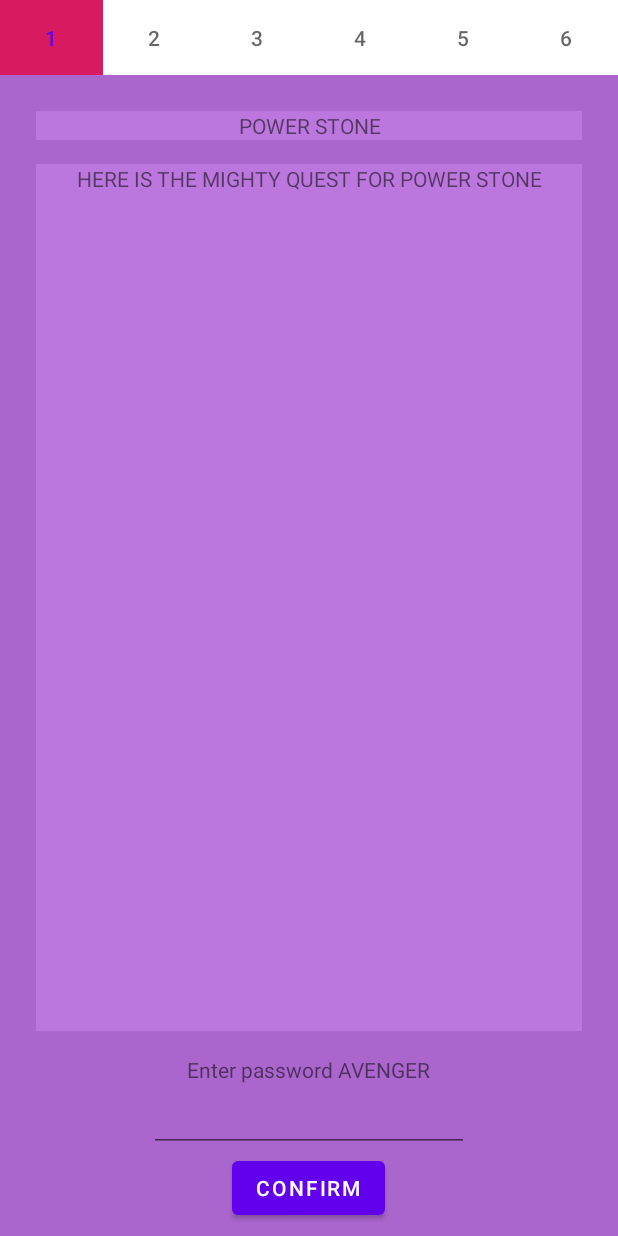
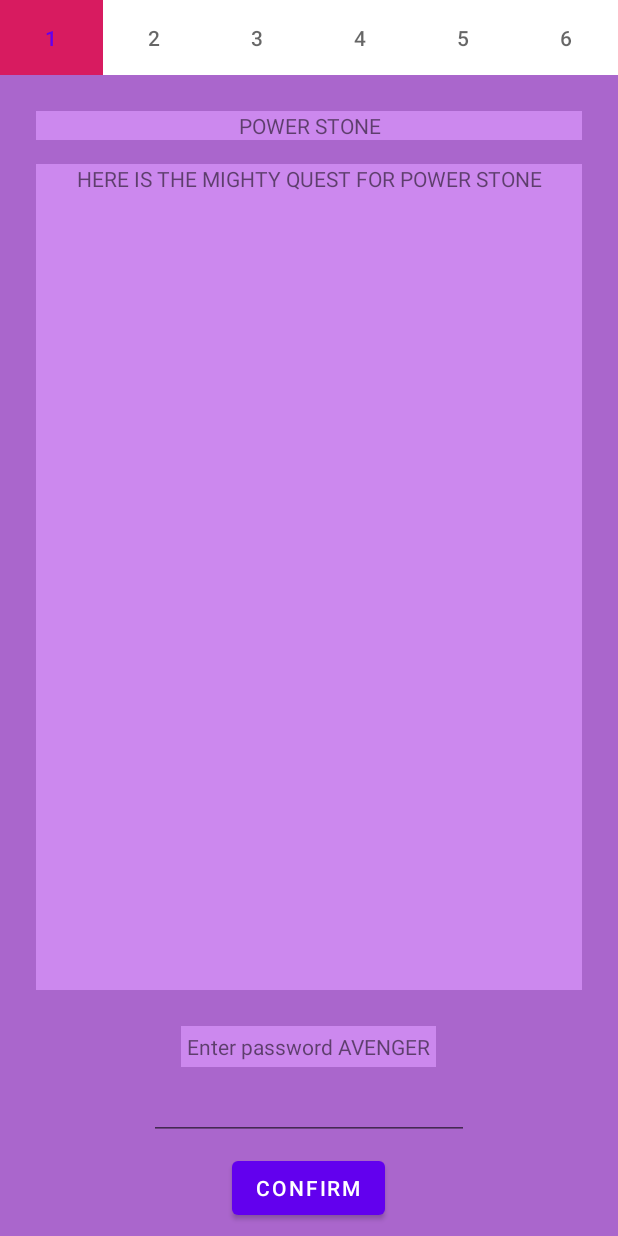
Before and after one commit to tomklecha/IronMan_Stash, an Android app: the fragment InfinityFragment placed in its activity, after a tap on "GATHER INFINITY STONES !!!", on a phone screen of 412 x 824 dp. Run offline under Robolectric (Android 15) with nearby library versions, the phone set to English and light mode, and no system bars.

Commit message:
color edits on background for singlestone detail views

```diff
--- a/app/src/main/java/com/tkdev/ironmanstash/infinity_stones/fragments/StarkFragment.java
+++ b/app/src/main/java/com/tkdev/ironmanstash/infinity_stones/fragments/StarkFragment.java
@@ -58,7 +58,7 @@ public class StarkFragment extends Fragment {
     public void onActivityCreated(@Nullable Bundle savedInstanceState) {
         super.onActivityCreated(savedInstanceState);
 
-        backgroundSong();
+//        backgroundSong();
 
         helmetView.setOnClickListener(new View.OnClickListener() {
             @Override
@@ -66,7 +66,7 @@ public class StarkFragment extends Fragment {
                 helmetView.setOnClickListener(null);
                 scrollView.setVisibility(View.VISIBLE);
                 ObjectAnimator scrollAnimator = ObjectAnimator.ofInt(scrollView, "scrollY", scrollView.getChildAt(0).getHeight() - scrollView.getHeight());
-                scrollAnimator.setDuration(10000);
+                scrollAnimator.setDuration(100);
                 scrollAnimator.setInterpolator(new LinearInterpolator());
                 scrollAnimator.start();
                 scrollAnimator.addListener(new AnimatorListenerAdapter() {
--- a/app/src/main/java/com/tkdev/ironmanstash/infinity_stones/fragments/allstones/InfinityAdapter.java
+++ b/app/src/main/java/com/tkdev/ironmanstash/infinity_stones/fragments/allstones/InfinityAdapter.java
@@ -14,7 +14,8 @@ import java.util.List;
 
 public class InfinityAdapter extends RecyclerView.Adapter<InfinityAdapter.InfinityViewHolder> {
 
-    private int IS_VISIBLE = 4;
+
+    private int VISIBLE = 0;
     private Context context;
     private List<InfinityStone> infinityStones;
 
@@ -31,8 +32,8 @@ public class InfinityAdapter extends RecyclerView.Adapter<InfinityAdapter.Infini
     @Override
     public void onBindViewHolder(InfinityViewHolder infinityViewHolder, int position) {
         infinityViewHolder.stoneImageView.setImageResource(infinityStones.get(position).getImageId());
-        if (infinityStones.get(position).getIsVisible() == IS_VISIBLE) {
-            infinityViewHolder.stoneImageView.setImageAlpha(30);
+        if (infinityStones.get(position).getIsVisible() == VISIBLE) {
+            infinityViewHolder.stoneImageView.animate().alpha(1f).setDuration(2000);
         }
         infinityViewHolder.stoneTextView.setText(infinityStones.get(position).getStoneName());
     }
@@ -50,6 +51,7 @@ public class InfinityAdapter extends RecyclerView.Adapter<InfinityAdapter.Infini
         public InfinityViewHolder(View view) {
             super(view);
             stoneImageView = view.findViewById(R.id.recycler_stone_image);
+            stoneImageView.setAlpha(0.3f);
             stoneTextView = view.findViewById(R.id.recycler_stone_name);
 
         }
--- a/app/src/main/java/com/tkdev/ironmanstash/infinity_stones/fragments/allstones/InfinityFragment.java
+++ b/app/src/main/java/com/tkdev/ironmanstash/infinity_stones/fragments/allstones/InfinityFragment.java
@@ -9,6 +9,7 @@ import android.os.Bundle;
 import android.support.annotation.Nullable;
 import android.support.v4.app.Fragment;
 import android.support.v4.app.FragmentTransaction;
+import android.support.v7.widget.GridLayoutManager;
 import android.support.v7.widget.LinearLayoutManager;
 import android.support.v7.widget.RecyclerView;
 import android.view.LayoutInflater;
@@ -34,7 +35,6 @@ public class InfinityFragment extends Fragment {
 
     public static final String FRAGMENT_TAG = "fragment";
     public static final String STONE_NAME = "stoneNameNewInstance";
-    public static int counter = 0;
 
     private Operations operations;
     private InfinityAdapter infinityAdapter;
@@ -71,7 +71,6 @@ public class InfinityFragment extends Fragment {
             stoneNameNewInstance = (String) getArguments().getSerializable(STONE_NAME);
             operations = Operations.get(getContext());
             operations.updateStones(stoneNameNewInstance);
-            counter++;
         }
     }
 
@@ -86,6 +85,8 @@ public class InfinityFragment extends Fragment {
         gauntletImage.setVisibility(View.INVISIBLE);
         gatherButton = rootView.findViewById(R.id.gather_button);
         recyclerView = rootView.findViewById(R.id.recycler_view);
+//        recyclerView.setLayoutManager(new GridLayoutManager(getContext(),2));
+
         recyclerView.setLayoutManager(new LinearLayoutManager(getContext(), LinearLayoutManager.HORIZONTAL, false));
 
         return rootView;
@@ -113,9 +114,9 @@ public class InfinityFragment extends Fragment {
             @Override
             public void onClick(View v) {
 
-                getFragmentManager()
+               getActivity().getSupportFragmentManager()
                         .beginTransaction()
-                        .replace(R.id.infinity_fragment_container, new SingleStoneViewPager(), FRAGMENT_TAG)
+                        .replace(R.id.activity_container, new SingleStoneViewPager(), FRAGMENT_TAG)
                         .addToBackStack(FRAGMENT_TAG)
                         .setTransition(FragmentTransaction.TRANSIT_FRAGMENT_FADE)
                         .commit();
@@ -191,4 +192,6 @@ public class InfinityFragment extends Fragment {
             gatherButton.setVisibility(View.GONE);
         }
     }
+
+
 }
--- a/app/src/main/java/com/tkdev/ironmanstash/infinity_stones/fragments/details/SingleStoneFragmentDetail.java
+++ b/app/src/main/java/com/tkdev/ironmanstash/infinity_stones/fragments/details/SingleStoneFragmentDetail.java
@@ -34,8 +34,9 @@ public class SingleStoneFragmentDetail extends Fragment {
 
     private Button confirmButton;
     private EditText passwordText;
-    private TextView textView;
+    private TextView titleStoneView;
     private TextView questView;
+    private TextView enterView;
 
     private String name;
     private int color;
@@ -74,17 +75,26 @@ public class SingleStoneFragmentDetail extends Fragment {
 
         View view = inflater.inflate(R.layout.fragment_stone_detail, container, false);
         view.setBackgroundColor(getResources().getColor(color));
-        textView = view.findViewById(R.id.stone_text_view);
+        titleStoneView = view.findViewById(R.id.stone_title_text_view);
         questView = view.findViewById(R.id.quest_text_view);
         confirmButton = view.findViewById(R.id.confirm_button);
+        enterView = view.findViewById(R.id.title_enter_password);
         passwordText = view.findViewById(R.id.password_input);
+        titleStoneView.setText(name);
 
-        textView.setText(name);
-        textView.setBackgroundColor(getResources().getColor(color) + 0x00111111);
-        questView.setBackgroundColor(getResources().getColor(color) + 0x00111111);
+        changeBackgrounds();
+
 
 
         return view;
+    }
+
+    private void changeBackgrounds() {
+        int converter = 0x00222222;
+        titleStoneView.setBackgroundColor(getResources().getColor(color) + converter);
+        enterView.setBackgroundColor(getResources().getColor(color) + converter);
+        questView.setBackgroundColor(getResources().getColor(color) + converter);
+
     }
 
     @Override
@@ -92,7 +102,7 @@ public class SingleStoneFragmentDetail extends Fragment {
         super.onActivityCreated(savedInstanceState);
 
 
-        textView.setText(name);
+        titleStoneView.setText(name);
         questView.setText(quest);
 
 
@@ -101,9 +111,9 @@ public class SingleStoneFragmentDetail extends Fragment {
             public void onClick(View v) {
                 passwordInput = passwordText.getText().toString();
 
-//                if (passwordInput.equals(passwordExpected)) {
+                if (passwordInput.equals(passwordExpected)) {
 
-//                    closeKeyboard();
+                    closeKeyboard();
                 getActivity().getSupportFragmentManager().popBackStack(FRAGMENT_TAG, FragmentManager.POP_BACK_STACK_INCLUSIVE);
 
                     getActivity().getSupportFragmentManager()
@@ -117,9 +127,9 @@ public class SingleStoneFragmentDetail extends Fragment {
                             .make(getView(),"Password correct, unlocked " + name + " !", Snackbar.LENGTH_SHORT)
                             .show();
 
-//                }else {
-//                    Toast.makeText(getContext(), "Try once more Avenger !", Toast.LENGTH_SHORT).show();
-//                }
+                }else {
+                    Toast.makeText(getContext(), "Try once more Avenger !", Toast.LENGTH_SHORT).show();
+                }
 
             }
         });
--- a/app/src/main/java/com/tkdev/ironmanstash/infinity_stones/fragments/details/SingleStoneViewPager.java
+++ b/app/src/main/java/com/tkdev/ironmanstash/infinity_stones/fragments/details/SingleStoneViewPager.java
@@ -1,8 +1,6 @@
 package com.tkdev.ironmanstash.infinity_stones.fragments.details;
 
 
-import android.database.Cursor;
-import android.database.sqlite.SQLiteDatabase;
 import android.os.Bundle;
 import android.support.annotation.Nullable;
 import android.support.design.widget.TabLayout;
@@ -35,7 +33,7 @@ public class SingleStoneViewPager extends Fragment {
 
         tabLayout = rootView.findViewById(R.id.tab_layout);
         viewPager = rootView.findViewById(R.id.stone_vp_pages);
-
+        viewPager.setPageTransformer(true, new ViewPagerTransformer());
         return rootView;
     }
 
--- /dev/null
+++ b/app/src/main/java/com/tkdev/ironmanstash/infinity_stones/fragments/details/ViewPagerTransformer.java
@@ -0,0 +1,41 @@
+package com.tkdev.ironmanstash.infinity_stones.fragments.details;
+
+import android.support.v4.view.ViewPager;
+import android.view.View;
+
+public class ViewPagerTransformer implements ViewPager.PageTransformer {
+    private static final float MIN_SCALE = 0.75f;
+
+    public void transformPage(View view, float position) {
+        int pageWidth = view.getWidth();
+
+        if (position < -1) { // [-Infinity,-1)
+            // This page is way off-screen to the left.
+            view.setAlpha(0f);
+
+        } else if (position <= 0) { // [-1,0]
+            // Use the default slide transition when moving to the left page
+            view.setAlpha(1f);
+            view.setTranslationX(0f);
+            view.setScaleX(1f);
+            view.setScaleY(1f);
+
+        } else if (position <= 1) { // (0,1]
+            // Fade the page out.
+            view.setAlpha(1 - position);
+
+            // Counteract the default slide transition
+            view.setTranslationX(pageWidth * -position);
+
+            // Scale the page down (between MIN_SCALE and 1)
+            float scaleFactor = MIN_SCALE
+                    + (1 - MIN_SCALE) * (1 - Math.abs(position));
+            view.setScaleX(scaleFactor);
+            view.setScaleY(scaleFactor);
+
+        } else { // (1,+Infinity]
+            // This page is way off-screen to the right.
+            view.setAlpha(0f);
+        }
+    }
+}
--- a/app/src/main/res/layout/fragment_stone_detail.xml
+++ b/app/src/main/res/layout/fragment_stone_detail.xml
@@ -16,10 +16,11 @@
             android:layout_width="match_parent"
             android:layout_height="0dp"
             android:layout_weight="2"
+            android:clipToPadding="true"
             android:orientation="vertical">
 
             <TextView
-                android:id="@+id/stone_text_view"
+                android:id="@+id/stone_title_text_view"
                 android:layout_width="match_parent"
                 android:layout_height="wrap_content"
                 android:layout_marginTop="16dp"
@@ -49,11 +50,15 @@
                 android:layout_height="wrap_content"
                 android:layout_gravity="center_horizontal"
                 android:gravity="center"
+                android:padding="4dp"
+                android:layout_margin="8dp"
                 android:text="Enter password AVENGER"
                 android:textAlignment="center" />
 
             <EditText
+                android:padding="4dp"
                 android:id="@+id/password_input"
+                android:layout_margin="8dp"
                 android:layout_width="wrap_content"
                 android:layout_height="wrap_content"
                 android:layout_gravity="center_horizontal"
--- a/app/src/main/res/values/colors.xml
+++ b/app/src/main/res/values/colors.xml
@@ -6,9 +6,9 @@
 
     <color name="PowerStone">#ffaa66cc</color>
     <color name="TimeStone">#ff669900</color>
-    <color name="SoulStone">#ffee8800</color>
+    <color name="SoulStone">#ffdd8800</color>
     <color name="RealityStone">#ffcc0000</color>
-    <color name="MindStone">#ffeeee00</color>
+    <color name="MindStone">#ffdddd00</color>
     <color name="SpaceStone">#ff0077cc</color>
 
 
```
